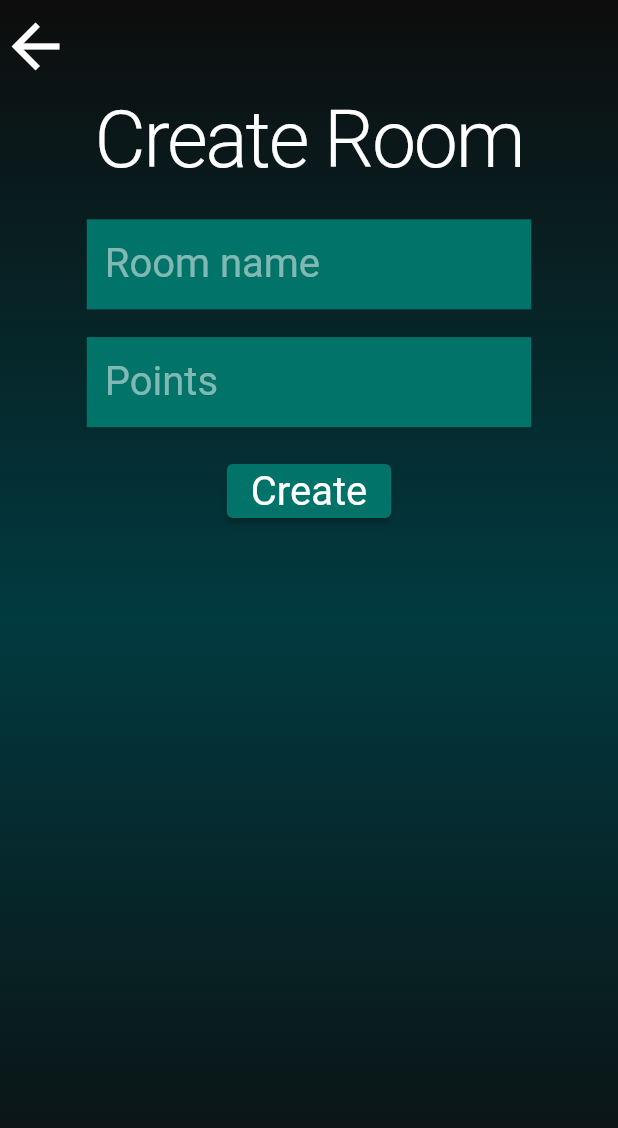
After one commit to ItayElf/Malory, a Flutter app: the CreateRoom screen opened by its route, on a phone screen of 412 x 824 dp. The commit adds this screen. Shown: the top 1128 px of the screen. Run offline on Flutter 3.47's test engine with Material 2 defaults, Android fonts, the light colour scheme and no system bars; our stand-ins replace google_fonts.

Commit message:
create room

```diff
--- /dev/null
+++ b/lib/screens/create_room_screen.dart
@@ -0,0 +1,156 @@
+import 'package:flutter/material.dart';
+import 'package:malory/services/client.dart';
+import 'package:malory/utils.dart';
+
+class CreateRoom extends StatefulWidget {
+  const CreateRoom({Key? key}) : super(key: key);
+
+  @override
+  State<CreateRoom> createState() => _CreateRoomState();
+}
+
+class _CreateRoomState extends State<CreateRoom> {
+  final TextEditingController name = TextEditingController();
+  final TextEditingController points = TextEditingController();
+
+  void create(BuildContext context) async {
+    if (name.text.isEmpty) {
+      showSnackBar(context, "Please enter a name for the room");
+      return;
+    } else if (points.text.isEmpty) {
+      showSnackBar(context, "Please enter points for the room");
+      return;
+    } else {
+      try {
+        int.parse(points.text);
+      } catch (e) {
+        showSnackBar(context, "Points can only be an integer");
+        return;
+      }
+    }
+    Client.handleExceptions(
+      context,
+      () async {
+        await Client.createRoom(name.text, int.parse(points.text));
+        Navigator.of(context).pushReplacementNamed("/unit_selection");
+      },
+    );
+  }
+
+  @override
+  Widget build(BuildContext context) {
+    return LayoutBuilder(
+      builder: (context, constraints) => Scaffold(
+        body: Builder(
+          builder: (context) {
+            return Container(
+              width: MediaQuery.of(context).size.width,
+              decoration: const BoxDecoration(
+                gradient: LinearGradient(
+                  begin: Alignment.topCenter,
+                  end: Alignment.bottomCenter,
+                  colors: [
+                    Color(0xff0d0d0d),
+                    Color(0xff013a40),
+                    Color(0xff0d0d0d)
+                  ],
+                ),
+              ),
+              child: Column(
+                children: [
+                  Row(
+                    children: [
+                      InkWell(
+                        child: Icon(
+                          Icons.arrow_back,
+                          color: Colors.white,
+                          size: convert(64),
+                        ),
+                        onTap: Navigator.of(context).pop,
+                      ),
+                      Expanded(
+                        child: Text(
+                          " ",
+                          style: Theme.of(context).textTheme.headline1,
+                          textAlign: TextAlign.center,
+                        ),
+                      ),
+                    ],
+                  ),
+                  Text(
+                    "Create Room",
+                    style: Theme.of(context).textTheme.headline1,
+                    textAlign: TextAlign.center,
+                  ),
+                  SizedBox(
+                    height: convert(30),
+                  ),
+                  SizedBox(
+                    width: convert(400),
+                    child: TextFormField(
+                      style: Theme.of(context).textTheme.bodyText1!.copyWith(
+                            fontSize: convert(36),
+                          ),
+                      controller: name,
+                      decoration: InputDecoration(
+                        fillColor: Theme.of(context).primaryColor,
+                        filled: true,
+                        hintText: "Room name",
+                        hintStyle: Theme.of(context)
+                            .textTheme
+                            .headline3!
+                            .copyWith(color: Colors.white.withAlpha(127)),
+                        focusColor: Theme.of(context).primaryColorLight,
+                        hoverColor: Theme.of(context).primaryColorLight,
+                        border: InputBorder.none,
+                      ),
+                    ),
+                  ),
+                  SizedBox(
+                    height: convert(25),
+                  ),
+                  SizedBox(
+                    width: convert(400),
+                    child: TextFormField(
+                      style: Theme.of(context).textTheme.bodyText1!.copyWith(
+                            fontSize: convert(36),
+                          ),
+                      controller: points,
+                      decoration: InputDecoration(
+                        fillColor: Theme.of(context).primaryColor,
+                        filled: true,
+                        hintText: "Points",
+                        hintStyle: Theme.of(context)
+                            .textTheme
+                            .headline3!
+                            .copyWith(color: Colors.white.withAlpha(127)),
+                        focusColor: Theme.of(context).primaryColorLight,
+                        hoverColor: Theme.of(context).primaryColorLight,
+                        border: InputBorder.none,
+                      ),
+                    ),
+                  ),
+                  SizedBox(
+                    height: convert(25),
+                  ),
+                  ElevatedButton(
+                    onPressed: () {
+                      create(context);
+                    },
+                    style: ElevatedButton.styleFrom(
+                      primary: Theme.of(context).primaryColor,
+                    ),
+                    child: Text(
+                      "Create",
+                      style: Theme.of(context).textTheme.headline3,
+                    ),
+                  ),
+                ],
+              ),
+            );
+          },
+        ),
+      ),
+    );
+  }
+}
--- a/lib/screens/rooms_screen.dart
+++ b/lib/screens/rooms_screen.dart
@@ -33,6 +33,10 @@ class _RoomScreenState extends State<RoomScreen> {
         Navigator.of(context).pushNamed("/unit_selection");
       },
     );
+  }
+
+  void create(BuildContext context) async {
+    Navigator.of(context).pushNamed("/create_room");
   }
 
   @override
@@ -191,7 +195,9 @@ class _RoomScreenState extends State<RoomScreen> {
                         style: Theme.of(context).textTheme.subtitle1,
                       ),
                     ),
-                    onPressed: () {},
+                    onPressed: () {
+                      create(context);
+                    },
                   ),
                 ],
               ),
@@ -229,7 +235,11 @@ class _RoomsTableState extends State<_RoomsTable> {
     super.initState();
     rooms = List.from(widget.availableRooms);
     rooms.sort((a, b) => a.name.compareTo(b.name));
-    widget.search.addListener(() {
+    setSelected();
+    widget.search.addListener(setSelected);
+  }
+
+  void setSelected() {
     _selectedIndex = -1;
     for (Room room in rooms) {
       if (room.name == widget.search.text) {
@@ -237,7 +247,12 @@ class _RoomsTableState extends State<_RoomsTable> {
       }
     }
     setState(() {});
-    });
+  }
+
+  @override
+  void dispose() {
+    super.dispose();
+    widget.search.removeListener(setSelected);
   }
 
   void Function(int, bool) sort(int Function(Room, Room) compare) {
--- a/lib/services/router.dart
+++ b/lib/services/router.dart
@@ -1,5 +1,6 @@
 import 'package:flutter/material.dart';
 import 'package:malory/screens/auth_screen.dart';
+import 'package:malory/screens/create_room_screen.dart';
 import 'package:malory/screens/home_screen.dart';
 import 'package:malory/screens/lobby_screen.dart';
 import 'package:malory/screens/rooms_screen.dart';
@@ -53,6 +54,11 @@ class RouterHelper {
           builder: (_) => const UnitSelectionScreen(),
           settings: settings,
         );
+      case "/create_room":
+        return CustomPageRoute(
+          builder: (_) => const CreateRoom(),
+          settings: settings,
+        );
       default:
         return CustomPageRoute(
           settings: settings,
```
Lines whose indentation alone changed are shown as unchanged.
